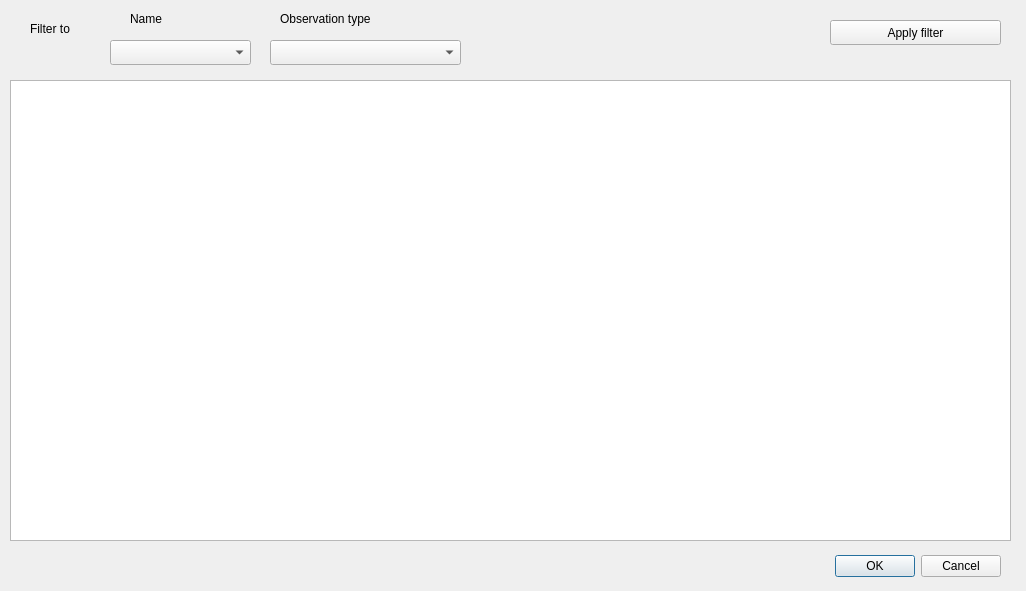
Before: the Qt Designer form metobs_gui/qt_windows/show_data_dialog.ui in vergauwenthomas/MetObs_GUI, drawn with Qt 5.
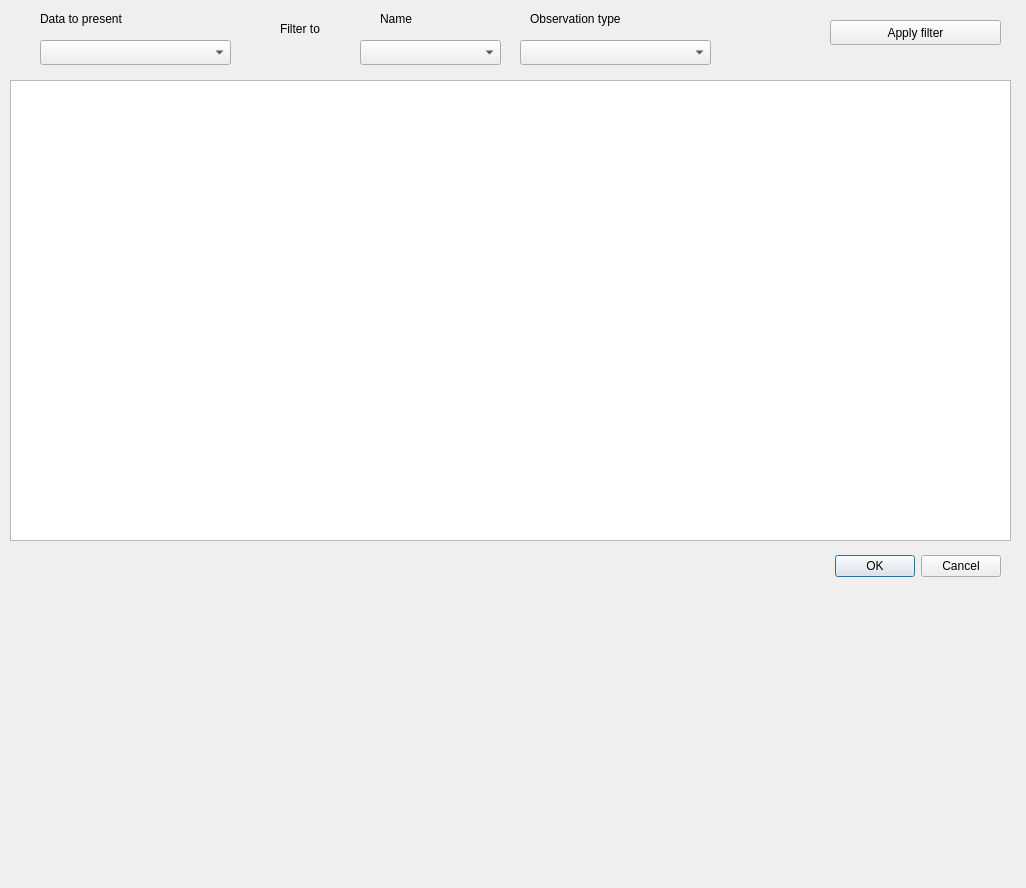
After: the same form once the commit is applied.

```diff
--- a/metobs_gui/qt_windows/show_data_dialog.ui
+++ b/metobs_gui/qt_windows/show_data_dialog.ui
@@ -7,7 +7,7 @@
     <x>0</x>
     <y>0</y>
     <width>1026</width>
-    <height>591</height>
+    <height>888</height>
    </rect>
   </property>
   <property name="windowTitle">
@@ -60,7 +60,7 @@
   <widget class="QLabel" name="label">
    <property name="geometry">
     <rect>
-     <x>30</x>
+     <x>280</x>
      <y>20</y>
      <width>67</width>
      <height>17</height>
@@ -73,7 +73,7 @@
   <widget class="QComboBox" name="name_spinbox">
    <property name="geometry">
     <rect>
-     <x>110</x>
+     <x>360</x>
      <y>40</y>
      <width>141</width>
      <height>25</height>
@@ -83,7 +83,7 @@
   <widget class="QComboBox" name="obstype_spinbox">
    <property name="geometry">
     <rect>
-     <x>270</x>
+     <x>520</x>
      <y>40</y>
      <width>191</width>
      <height>25</height>
@@ -93,7 +93,7 @@
   <widget class="QLabel" name="label_2">
    <property name="geometry">
     <rect>
-     <x>130</x>
+     <x>380</x>
      <y>10</y>
      <width>67</width>
      <height>17</height>
@@ -106,7 +106,7 @@
   <widget class="QLabel" name="label_3">
    <property name="geometry">
     <rect>
-     <x>280</x>
+     <x>530</x>
      <y>10</y>
      <width>211</width>
      <height>17</height>
@@ -116,6 +116,29 @@
     <string>Observation type</string>
    </property>
   </widget>
+  <widget class="QComboBox" name="data_attr_spinner">
+   <property name="geometry">
+    <rect>
+     <x>40</x>
+     <y>40</y>
+     <width>191</width>
+     <height>25</height>
+    </rect>
+   </property>
+  </widget>
+  <widget class="QLabel" name="label_4">
+   <property name="geometry">
+    <rect>
+     <x>40</x>
+     <y>10</y>
+     <width>191</width>
+     <height>17</height>
+    </rect>
+   </property>
+   <property name="text">
+    <string>Data to present</string>
+   </property>
+  </widget>
  </widget>
  <resources/>
  <connections>
```
